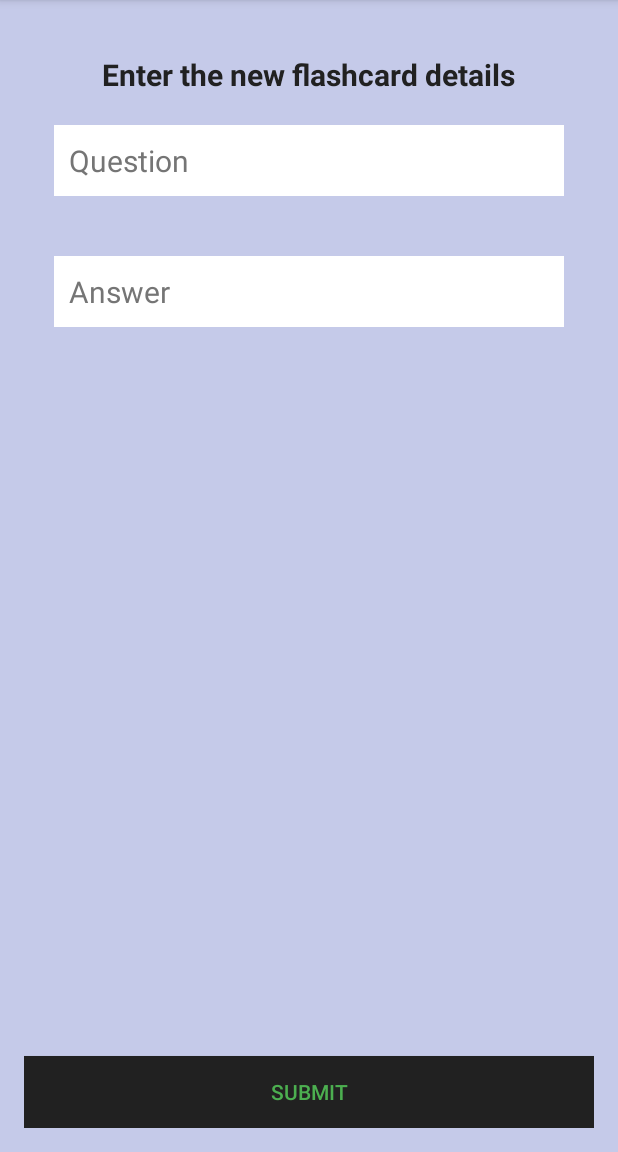
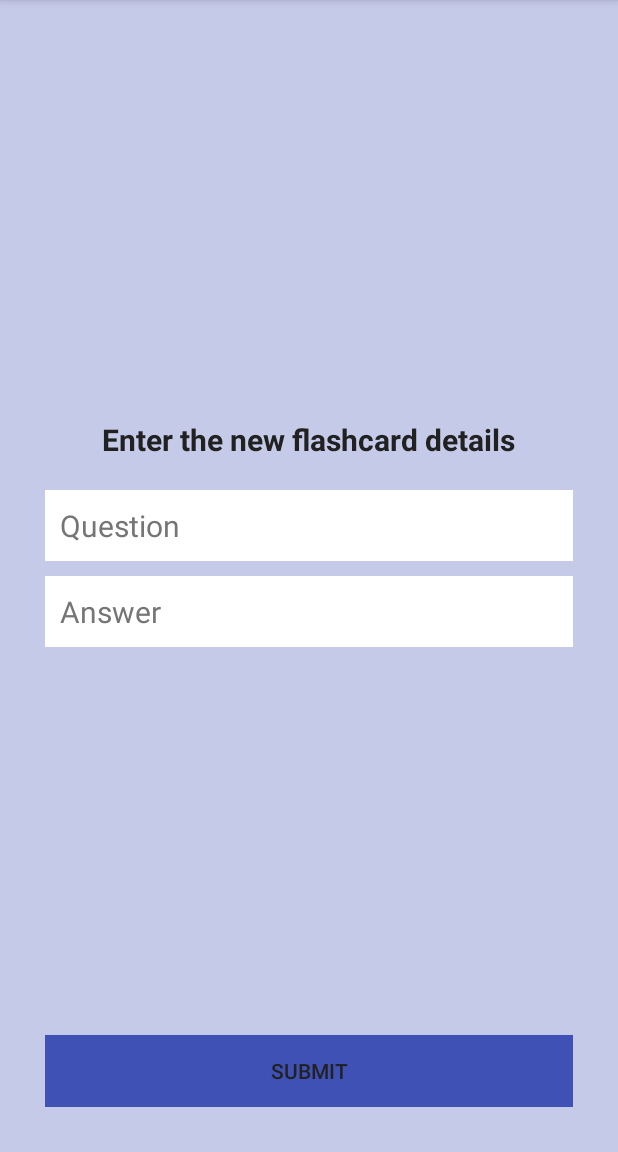
Before and after one commit to yqedan/ProgrammerHelper, an Android app: the NewFlashcardActivity screen opened directly, with no data from a screen before it, on a phone screen of 412 x 824 dp, the part 84-1236 px from its top. Run offline under Robolectric (Android 15) with nearby library versions, the phone set to English and light mode, and no system bars; our stand-ins replace ButterKnife, Firebase (no records; nobody signed in at launch, a user with empty details on screens opened directly); libraries missing offline, so code that uses them is left out: org.parceler.

Commit message:
redo many layouts and make app much cleaner and easier to use, fix language mistakes

```diff
--- a/app/src/main/AndroidManifest.xml
+++ b/app/src/main/AndroidManifest.xml
@@ -15,6 +15,7 @@
             android:screenOrientation="portrait" />
         <activity
             android:name=".ui.LoginActivity"
+            android:theme="@style/AppNoActionBarTheme"
             android:screenOrientation="portrait">
             <intent-filter>
                 <action android:name="android.intent.action.MAIN" />
@@ -24,6 +25,7 @@
         </activity>
         <activity
             android:name=".ui.CreateAccountActivity"
+            android:theme="@style/AppNoActionBarTheme"
             android:screenOrientation="portrait" />
         <activity
             android:name=".ui.FlashcardCategoriesActivity"
--- a/app/src/main/java/com/yusuf/programmerhelper/ui/LoginActivity.java
+++ b/app/src/main/java/com/yusuf/programmerhelper/ui/LoginActivity.java
@@ -92,7 +92,7 @@ public class LoginActivity extends AppCompatActivity implements View.OnClickList
     private void createAuthProgressDialog() {
         mAuthProgressDialog = new ProgressDialog(this);
         mAuthProgressDialog.setTitle("Loading...");
-        mAuthProgressDialog.setMessage("Authenticating with Firebase...");
+        mAuthProgressDialog.setMessage("Logging you in...");
         mAuthProgressDialog.setCancelable(false);
     }
 
--- a/app/src/main/java/com/yusuf/programmerhelper/ui/TriviaActivity.java
+++ b/app/src/main/java/com/yusuf/programmerhelper/ui/TriviaActivity.java
@@ -117,11 +117,11 @@ public class TriviaActivity extends AppCompatActivity implements View.OnClickLis
                                 highScore = highScores.get(topic.getTopicTitle());
                             }
                             if (highScore == null || highScore < percentageScore) {
-                                mStatusTextView.setText("You answered " + score + " out of " + triviaQuestions.size() + " questions correct. Your scored a(n) " + percentageScore + "% New Record!");
+                                mStatusTextView.setText("You answered " + score + " out of " + triviaQuestions.size() + " questions correct. Your scored " + percentageScore + "% New Record!");
                                 currentUser.setHighScores(topic.getTopicTitle(),percentageScore);
                                 ref.setValue(currentUser);
                             } else {
-                                mStatusTextView.setText("You answered " + score + " out of " + triviaQuestions.size() + " questions correct. Your scored a(n) " + percentageScore + "% Your current high score is " + highScore + "%") ;
+                                mStatusTextView.setText("You answered " + score + " out of " + triviaQuestions.size() + " questions correct. Your scored " + percentageScore + "% Your current high score is " + highScore + "%") ;
                             }
                         }
 
--- a/app/src/main/res/layout/activity_new_flashcard.xml
+++ b/app/src/main/res/layout/activity_new_flashcard.xml
@@ -4,24 +4,28 @@
     android:id="@+id/activity_new_flashcard"
     android:layout_width="match_parent"
     android:layout_height="match_parent"
-    android:paddingBottom="@dimen/activity_vertical_margin"
-    android:paddingLeft="@dimen/activity_horizontal_margin"
-    android:paddingRight="@dimen/activity_horizontal_margin"
-    android:paddingTop="@dimen/activity_vertical_margin"
+    android:padding="30dp"
     tools:context="com.yusuf.programmerhelper.ui.NewFlashcardActivity"
     android:background="@color/primary_light">
-
     <TextView
         android:id="@+id/new_flashcard_title"
+        android:layout_width="wrap_content"
         android:layout_height="wrap_content"
-        android:layout_width="wrap_content"
         android:text="Enter the new flashcard details"
+        android:layout_above="@+id/newFlashcardForm"
+        android:layout_marginBottom="20dp"
         android:textColor="@color/primary_text"
         android:textSize="20dp"
         android:textStyle="bold"
         android:layout_centerHorizontal="true"
-        android:layout_marginTop="20dp"
-        />
+        android:gravity="center" />
+
+    <LinearLayout
+        android:layout_height="wrap_content"
+        android:layout_width="match_parent"
+        android:id="@+id/newFlashcardForm"
+        android:orientation="vertical"
+        android:layout_centerVertical="true">
 
         <EditText
             android:id="@+id/flashcard_question"
@@ -31,7 +35,7 @@
             android:background="@android:color/white"
             android:hint="Question"
             android:padding="10dp"
-        android:layout_margin="20dp"
+            android:layout_marginBottom="10dp"
             android:textColor="@color/primary_text"
             android:textColorHint="@color/secondary_text"
             android:textSize="20sp" />
@@ -40,14 +44,16 @@
             android:id="@+id/flashcard_answer"
             android:layout_width="match_parent"
             android:layout_height="wrap_content"
-        android:layout_below="@id/flashcard_question"
             android:background="@android:color/white"
             android:hint="Answer"
             android:padding="10dp"
-        android:layout_margin="20dp"
+            android:layout_marginBottom="10dp"
             android:textColor="@color/primary_text"
             android:textColorHint="@color/secondary_text"
             android:textSize="20sp" />
+
+
+    </LinearLayout>
 
     <Button
         android:id="@+id/new_flashcard_button"
@@ -56,7 +62,6 @@
         android:layout_height="wrap_content"
         android:layout_alignParentBottom="true"
         android:layout_centerHorizontal="true"
-        android:textColor="@color/colorAccent"
-        android:background="@color/primary_text"/>
-
+        android:textColor="@color/primary_text"
+        android:background="@color/colorPrimary" />
 </RelativeLayout>
--- a/app/src/main/res/values/styles.xml
+++ b/app/src/main/res/values/styles.xml
@@ -8,4 +8,11 @@
         <item name="colorAccent">@color/colorAccent</item>
     </style>
 
+    <style name="AppNoActionBarTheme" parent="Theme.AppCompat.Light.NoActionBar">
+        <!-- Customize your theme here. -->
+        <item name="colorPrimary">@color/colorPrimary</item>
+        <item name="colorPrimaryDark">@color/colorPrimaryDark</item>
+        <item name="colorAccent">@color/colorAccent</item>
+    </style>
+
 </resources>
```
Also changed, not shown: app/src/main/res/layout-land/activity_flashcards.xml (deleted, +0 -47 lines), app/src/main/res/layout/activity_create_account.xml (+17 -18 lines), app/src/main/res/layout/activity_main.xml (+22 -4 lines), app/src/main/res/layout/activity_new_topic.xml (+6 -5 lines). Lines whose indentation alone changed are shown as unchanged.
